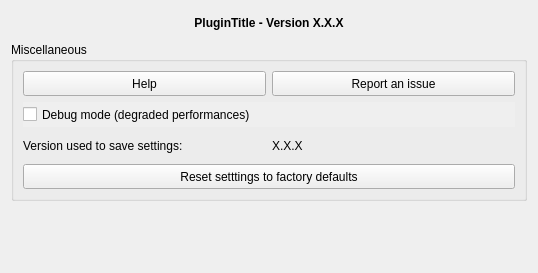
Geoplateforme/plugin-qgis-gpf-isochrone-isodistance-itineraire, file gpf_isochrone_isodistance_itineraire/gui/dlg_settings.ui: the form before one commit.
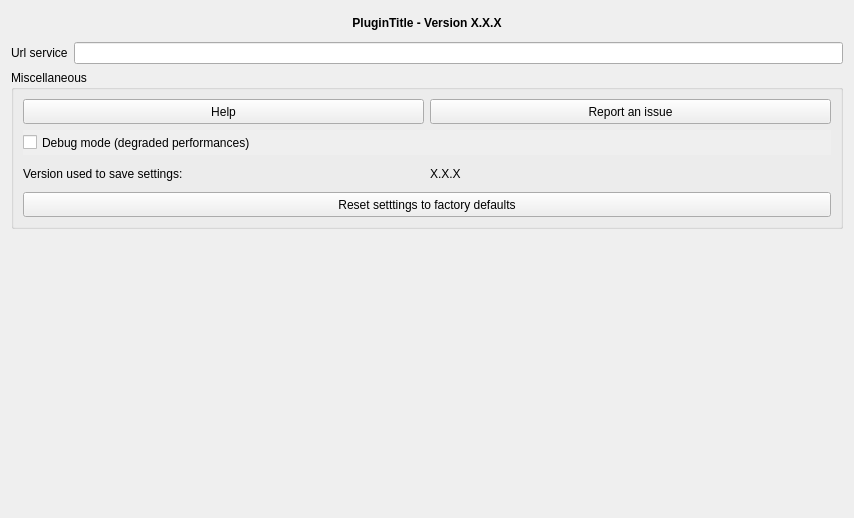
The form after the commit.

Commit message: feat(settings): add url service

```diff
--- a/gpf_isochrone_isodistance_itineraire/gui/dlg_settings.ui
+++ b/gpf_isochrone_isodistance_itineraire/gui/dlg_settings.ui
@@ -6,8 +6,8 @@
             <rect>
                 <x>0</x>
                 <y>0</y>
-                <width>538</width>
-                <height>273</height>
+    <width>854</width>
+    <height>518</height>
             </rect>
         </property>
         <property name="windowTitle">
@@ -60,6 +60,23 @@
                     </property>
                 </widget>
             </item>
+   <item>
+    <layout class="QGridLayout" name="grd_settings">
+     <property name="topMargin">
+      <number>0</number>
+     </property>
+     <item row="0" column="1">
+      <widget class="QLineEdit" name="lne_url_service"/>
+     </item>
+     <item row="0" column="0">
+      <widget class="QLabel" name="lbl_url_service">
+       <property name="text">
+        <string>Url service</string>
+       </property>
+      </widget>
+     </item>
+    </layout>
+   </item>
             <item>
                 <widget class="QGroupBox" name="grp_misc">
                     <property name="minimumSize">
```
Lines whose indentation alone changed are shown as unchanged. The commit also changes 3 other files.
